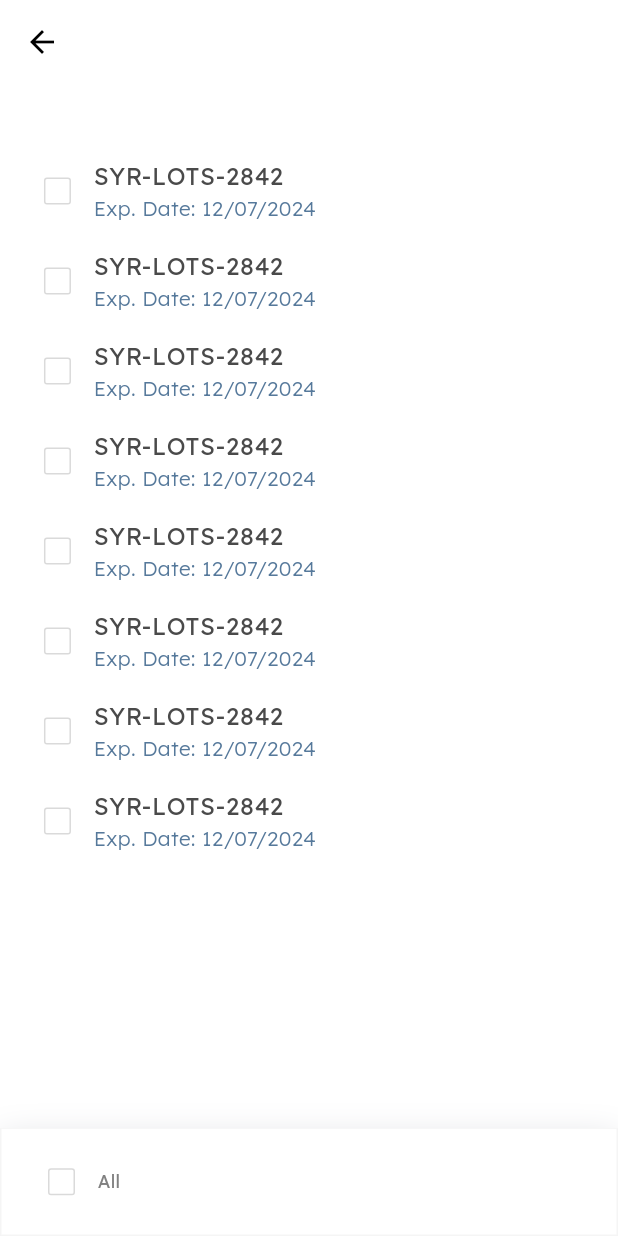
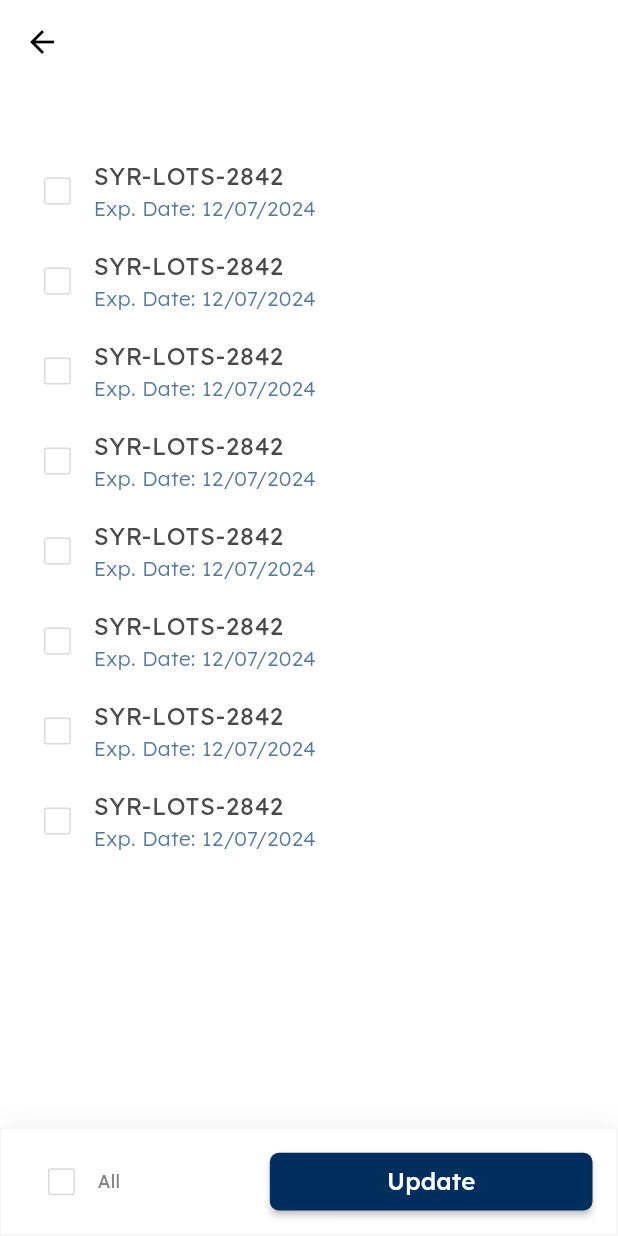
Before and after one commit to teguhw-scaleocean/inventory_3, a Flutter app: the UpdateProductQuantityScreen screen opened directly with empty values, on a phone screen of 412 x 824 dp. Run offline on Flutter 3.47's test engine with Material 3 defaults, Android fonts, the phone set to English and light mode, and no system bars; our stand-ins replace awesome_dialog, device_preview, dropdown_button2, dropdown_search, flutter_bloc, flutter_dash and 3 more; missing offline and left inert: qr_code_scanner, smooth_highlight, time_picker_spinner.

Commit message:
update-qty-screen-inprogress2

```diff
--- a/lib/presentation/receipt/receipt_product/screens/product_detail/update_product_quantity_screen.dart
+++ b/lib/presentation/receipt/receipt_product/screens/product_detail/update_product_quantity_screen.dart
@@ -1,5 +1,6 @@
 import 'package:flutter/material.dart';
 import 'package:flutter_screenutil/flutter_screenutil.dart';
+import 'package:inventory_v3/common/components/primary_button.dart';
 
 import '../../../../../common/helper/tracking_helper.dart';
 import '../../../../../common/theme/color/color_name.dart';
@@ -25,6 +26,7 @@ class _UpdateProductQuantityScreenState
   String tracking = "";
 
   List<ItemCard> updateListItems = [];
+  List<bool> updateListIsSelected = [];
 
   bool isAllSelected = false;
 
@@ -109,11 +111,14 @@ class _UpdateProductQuantityScreenState
             ],
           ),
         ),
-        bottomNavigationBar: Container(
+        bottomNavigationBar: Builder(builder: (context) {
+          String title = "Update";
+          return Container(
             height: 72,
             padding: const EdgeInsets.all(16),
             decoration: _buildBottomDecoration(),
             child: Row(
+              mainAxisAlignment: MainAxisAlignment.spaceBetween,
               children: [
                 SizedBox(
                   child: Row(
@@ -125,18 +130,38 @@ class _UpdateProductQuantityScreenState
                         ),
                         value: isAllSelected,
                         onChanged: (val) {
-                        // setState(() {
+                          setState(() {
                             isAllSelected = !isAllSelected;
-                        // });
+
+                            updateListItems.map((e) {
+                              e.isSelected = val!;
+
+                              if (e.isSelected) {
+                                updateListIsSelected.add(e.isSelected);
+                              }
+                            }).toList();
+
+                            title = "Update (${updateListIsSelected.length})";
+                          });
                         },
                       ),
                       Text("All", style: BaseText.grey1Text12),
                     ],
                   ),
+                ),
+                PrimaryButton(
+                  onPressed: () {},
+                  height: 40.h,
+                  width: 160.w,
+                  title: title,
+                  textStyle: BaseText.whiteText14.copyWith(
+                    fontWeight: BaseText.medium,
+                  ),
                 )
               ],
             ),
-        ),
+          );
+        }),
       ),
     );
   }
```
Lines whose indentation alone changed are shown as unchanged.
